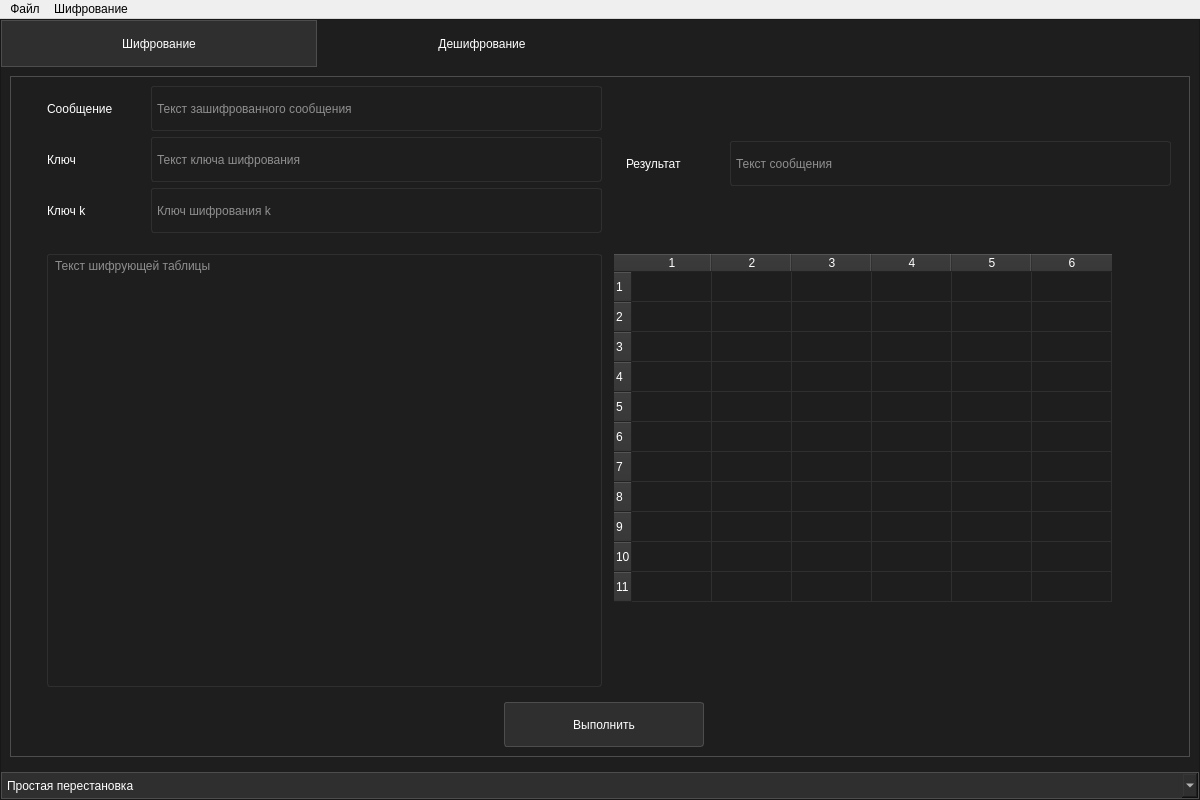
Above: View/DesignUI/main_window.ui from Aiow-dev/MCryptApp before the change. Below: the same form after it.
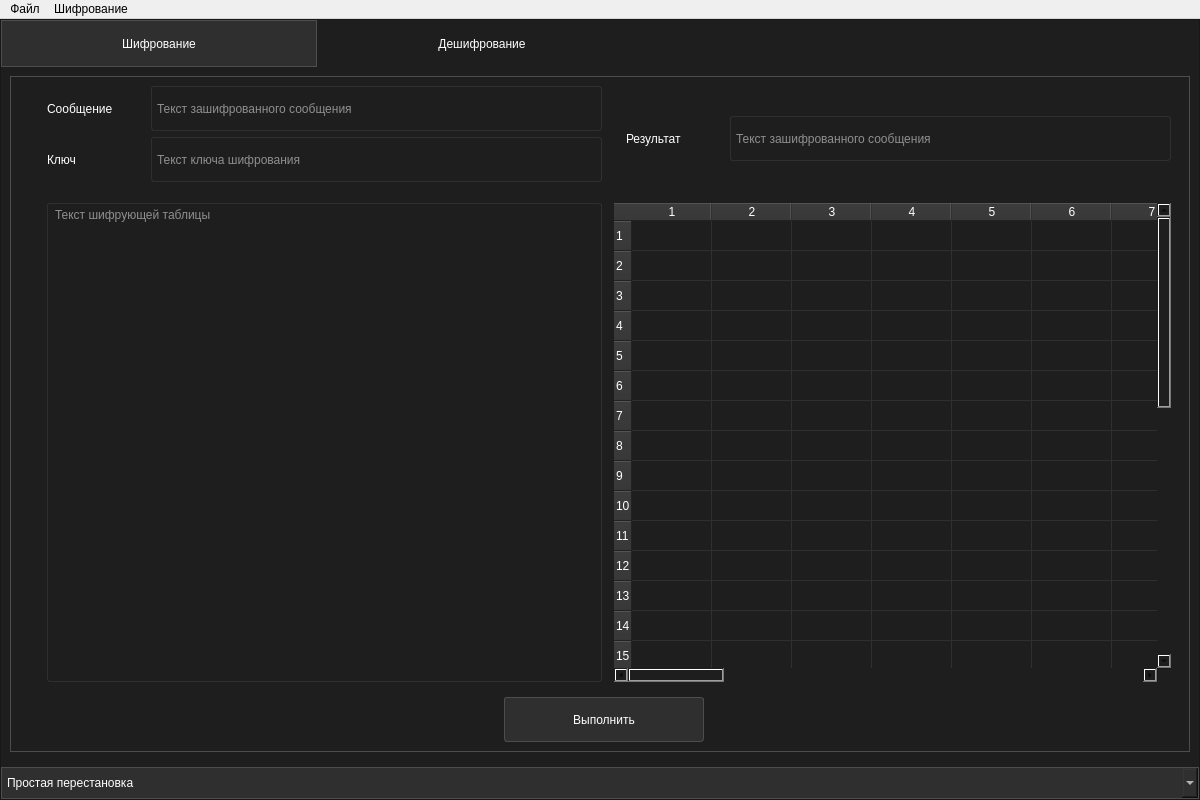
That is the form after the change. The open tabs and pages were chosen to show the change.

```diff
--- a/View/DesignUI/main_window.ui
+++ b/View/DesignUI/main_window.ui
@@ -8646,9 +8646,9 @@
               <attribute name="title">
                <string>Дешифрование</string>
               </attribute>
-              <layout class="QHBoxLayout" name="horizontalLayout_121">
+              <layout class="QHBoxLayout" name="horizontalLayout_127">
                <item>
-                <widget class="QFrame" name="dec_kcs_2">
+                <widget class="QFrame" name="dec_vs">
                  <property name="styleSheet">
                   <string notr="true">QFrame {
 	border: 1px solid rgb(77, 77, 77);
@@ -8680,7 +8680,7 @@
                     <property name="frameShadow">
                      <enum>QFrame::Raised</enum>
                     </property>
-                    <layout class="QHBoxLayout" name="horizontalLayout_122">
+                    <layout class="QHBoxLayout" name="horizontalLayout_116">
                      <property name="topMargin">
                       <number>0</number>
                      </property>
@@ -8691,7 +8691,7 @@
                       <number>0</number>
                      </property>
                      <item alignment="Qt::AlignTop">
-                      <widget class="QFrame" name="dec_kcs_in_frame_2">
+                      <widget class="QFrame" name="dec_vs_in_frame">
                        <property name="maximumSize">
                         <size>
                          <width>16777215</width>
@@ -8735,7 +8735,7 @@
                           <property name="frameShadow">
                            <enum>QFrame::Raised</enum>
                           </property>
-                          <layout class="QHBoxLayout" name="horizontalLayout_123">
+                          <layout class="QHBoxLayout" name="horizontalLayout_121">
                            <property name="topMargin">
                             <number>0</number>
                            </property>
@@ -8814,7 +8814,7 @@
                           <property name="frameShadow">
                            <enum>QFrame::Raised</enum>
                           </property>
-                          <layout class="QHBoxLayout" name="horizontalLayout_124">
+                          <layout class="QHBoxLayout" name="horizontalLayout_122">
                            <property name="topMargin">
                             <number>0</number>
                            </property>
@@ -8874,90 +8874,11 @@
                           </layout>
                          </widget>
                         </item>
-                        <item>
-                         <widget class="QFrame" name="dec_kcs_key_k_frame_2">
-                          <property name="maximumSize">
-                           <size>
-                            <width>16777215</width>
-                            <height>45</height>
-                           </size>
-                          </property>
-                          <property name="styleSheet">
-                           <string notr="true">QFrame {
-	border: none;
-}</string>
-                          </property>
-                          <property name="frameShape">
-                           <enum>QFrame::StyledPanel</enum>
-                          </property>
-                          <property name="frameShadow">
-                           <enum>QFrame::Raised</enum>
-                          </property>
-                          <layout class="QHBoxLayout" name="horizontalLayout_125">
-                           <property name="topMargin">
-                            <number>0</number>
-                           </property>
-                           <property name="rightMargin">
-                            <number>0</number>
-                           </property>
-                           <property name="bottomMargin">
-                            <number>0</number>
-                           </property>
-                           <item>
-                            <widget class="QLabel" name="dec_kcs_key_k_lbl_2">
-                             <property name="minimumSize">
-                              <size>
-                               <width>80</width>
-                               <height>45</height>
-                              </size>
-                             </property>
-                             <property name="styleSheet">
-                              <string notr="true">QLabel {
-	color: rgb(255, 255, 255);
-}</string>
-                             </property>
-                             <property name="text">
-                              <string>Ключ k</string>
-                             </property>
-                            </widget>
-                           </item>
-                           <item>
-                            <widget class="QLineEdit" name="dec_kcs_key_k_txt_2">
-                             <property name="minimumSize">
-                              <size>
-                               <width>0</width>
-                               <height>45</height>
-                              </size>
-                             </property>
-                             <property name="styleSheet">
-                              <string notr="true">QLineEdit {
-	border: 1px solid rgb(48, 47, 47);
-	border-radius: 3px;
-	margin: 0 0 0 18px;
-	padding: 0 3px;
-	color: rgb(255, 255, 255);
-}
-
-QLineEdit:focus {
-	border: 1px solid rgb(77, 77, 77);
-}</string>
-                             </property>
-                             <property name="placeholderText">
-                              <string>Ключ шифрования k</string>
-                             </property>
-                             <property name="clearButtonEnabled">
-                              <bool>true</bool>
-                             </property>
-                            </widget>
-                           </item>
-                          </layout>
-                         </widget>
-                        </item>
                        </layout>
                       </widget>
                      </item>
                      <item>
-                      <widget class="QFrame" name="dec_kcs_chr_frame_2">
+                      <widget class="QFrame" name="dec_vs_chr_frame">
                        <property name="maximumSize">
                         <size>
                          <width>580</width>
@@ -9010,9 +8931,9 @@
                           <property name="frameShadow">
                            <enum>QFrame::Raised</enum>
                           </property>
-                          <layout class="QHBoxLayout" name="horizontalLayout_126">
+                          <layout class="QHBoxLayout" name="horizontalLayout_123">
                            <item>
-                            <widget class="QLabel" name="dec_kcs_oc_lbl_2">
+                            <widget class="QLabel" name="dec_vs_oc_lbl">
                              <property name="minimumSize">
                               <size>
                                <width>80</width>
@@ -9030,7 +8951,7 @@
                             </widget>
                            </item>
                            <item>
-                            <widget class="QLineEdit" name="dec_kcs_oc_txt_2">
+                            <widget class="QLineEdit" name="dec_vs_oc_txt">
                              <property name="minimumSize">
                               <size>
                                <width>0</width>
@@ -9054,7 +8975,7 @@
                               <bool>true</bool>
                              </property>
                              <property name="placeholderText">
-                              <string>Текст сообщения</string>
+                              <string>Текст зашифрованного сообщения</string>
                              </property>
                              <property name="clearButtonEnabled">
                               <bool>false</bool>
@@ -9083,7 +9004,7 @@
                     <property name="frameShadow">
                      <enum>QFrame::Raised</enum>
                     </property>
-                    <layout class="QHBoxLayout" name="horizontalLayout_127">
+                    <layout class="QHBoxLayout" name="horizontalLayout_124">
                      <property name="topMargin">
                       <number>0</number>
                      </property>
@@ -9094,7 +9015,7 @@
                       <number>0</number>
                      </property>
                      <item>
-                      <widget class="QFrame" name="dec_kcs_ot_frame_2">
+                      <widget class="QFrame" name="dec_vs_ot_frame">
                        <property name="styleSheet">
                         <string notr="true">QFrame {
 	border: none;
@@ -9106,12 +9027,12 @@
                        <property name="frameShadow">
                         <enum>QFrame::Raised</enum>
                        </property>
-                       <layout class="QHBoxLayout" name="horizontalLayout_128">
+                       <layout class="QHBoxLayout" name="horizontalLayout_125">
                         <property name="topMargin">
                          <number>6</number>
                         </property>
                         <item>
-                         <widget class="QFrame" name="dec_kcs_tsb_frame_2">
+                         <widget class="QFrame" name="dec_vs_tsb_frame">
                           <property name="styleSheet">
                            <string notr="true">QFrame {
 	border: none;
@@ -9159,7 +9080,7 @@
                          </widget>
                         </item>
                         <item>
-                         <widget class="QFrame" name="dec_kcs_wsb_frame_2">
+                         <widget class="QFrame" name="dec_vs_wsb_frame">
                           <property name="styleSheet">
                            <string notr="true">QFrame {
 	border: none;
@@ -9207,10 +9128,10 @@
                               <set>QAbstractItemView::NoEditTriggers</set>
                              </property>
                              <property name="rowCount">
-                              <number>11</number>
+                              <number>32</number>
                              </property>
                              <property name="columnCount">
-                              <number>6</number>
+                              <number>32</number>
                              </property>
                              <attribute name="horizontalHeaderDefaultSectionSize">
                               <number>80</number>
@@ -9226,6 +9147,53 @@
                              <row/>
                              <row/>
                              <row/>
+                             <row/>
+                             <row/>
+                             <row/>
+                             <row/>
+                             <row/>
+                             <row/>
+                             <row/>
+                             <row/>
+                             <row/>
+                             <row/>
+                             <row/>
+                             <row/>
+                             <row/>
+                             <row/>
+                             <row/>
+                             <row/>
+                             <row/>
+                             <row/>
+                             <row/>
+                             <row/>
+                             <row/>
+                             <column/>
+                             <column/>
+                             <column/>
+                             <column/>
+                             <column/>
+                             <column/>
+                             <column/>
+                             <column/>
+                             <column/>
+                             <column/>
+                             <column/>
+                             <column/>
+                             <column/>
+                             <column/>
+                             <column/>
+                             <column/>
+                             <column/>
+                             <column/>
+                             <column/>
+                             <column/>
+                             <column/>
+                             <column/>
+                             <column/>
+                             <column/>
+                             <column/>
+                             <column/>
                              <column/>
                              <column/>
                              <column/>
@@ -9256,7 +9224,7 @@
                     <property name="frameShadow">
                      <enum>QFrame::Raised</enum>
                     </property>
-                    <layout class="QHBoxLayout" name="horizontalLayout_129">
+                    <layout class="QHBoxLayout" name="horizontalLayout_126">
                      <property name="topMargin">
                       <number>0</number>
                      </property>
@@ -9267,7 +9235,7 @@
                       <number>0</number>
                      </property>
                      <item>
-                      <widget class="QPushButton" name="dec_kcs_btn_2">
+                      <widget class="QPushButton" name="dec_vs_btn">
                        <property name="minimumSize">
                         <size>
                          <width>130</width>
@@ -9316,7 +9284,7 @@
          <property name="minimumSize">
           <size>
            <width>0</width>
-           <height>15</height>
+           <height>30</height>
           </size>
          </property>
          <property name="styleSheet">
@@ -9349,7 +9317,7 @@
             <property name="minimumSize">
              <size>
               <width>0</width>
-              <height>25</height>
+              <height>30</height>
              </size>
             </property>
             <property name="styleSheet">
```
Left out of the diff: 94 changed lines with no effect on the pictures.
